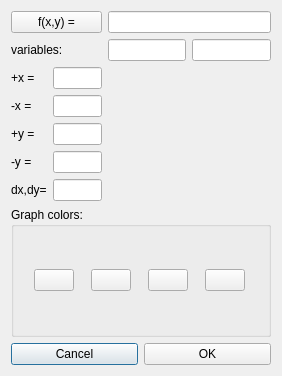
Above: graph3D/graph3d_addnew_gui.ui from joaodeus/mathgraphica before the change. Below: the same form after it.
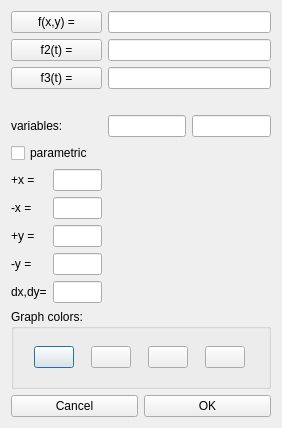
That is the form after the change. Icons and pictures are not drawn.

Commit message: fixing serialization for functions and formulas, development of parametric 3D graphs, removing sqlite

Patch:
```diff
--- a/graph3D/graph3d_addnew_gui.ui
+++ b/graph3D/graph3d_addnew_gui.ui
@@ -7,7 +7,7 @@
     <x>0</x>
     <y>0</y>
     <width>282</width>
-    <height>376</height>
+    <height>428</height>
    </rect>
   </property>
   <property name="windowTitle">
@@ -18,73 +18,44 @@
     <normaloff>:/images/images/graf3d.png</normaloff>:/images/images/graf3d.png</iconset>
   </property>
   <layout class="QGridLayout" name="gridLayout">
-   <item row="1" column="3">
-    <widget class="QLineEdit" name="lineEdit_x"/>
+   <item row="4" column="4">
+    <widget class="QLineEdit" name="lineEdit_y"/>
    </item>
-   <item row="8" column="0" colspan="5">
-    <layout class="QHBoxLayout" name="horizontalLayout">
-     <item>
-      <widget class="QPushButton" name="pushButton_cancel">
-       <property name="text">
-        <string>Cancel</string>
-       </property>
-      </widget>
-     </item>
-     <item>
-      <widget class="QPushButton" name="pushButton_Ok">
-       <property name="text">
-        <string>OK</string>
-       </property>
-      </widget>
-     </item>
-    </layout>
-   </item>
-   <item row="4" column="0">
-    <widget class="QLabel" name="label_3">
+   <item row="8" column="0">
+    <widget class="QLabel" name="label_y_plus">
      <property name="text">
       <string>+y =</string>
      </property>
     </widget>
    </item>
-   <item row="6" column="0">
-    <widget class="QLabel" name="label_6">
+   <item row="6" column="1" colspan="2">
+    <widget class="QLineEdit" name="lineEdit_xmax"/>
+   </item>
+   <item row="10" column="0">
+    <widget class="QLabel" name="label_delta">
      <property name="text">
       <string>dx,dy=</string>
      </property>
     </widget>
    </item>
-   <item row="3" column="0">
-    <widget class="QLabel" name="label_5">
+   <item row="6" column="0">
+    <widget class="QLabel" name="label_x_plus">
      <property name="text">
-      <string>-x =</string>
+      <string>+x =</string>
      </property>
     </widget>
    </item>
-   <item row="1" column="0" colspan="3">
-    <widget class="QLabel" name="label_7">
-     <property name="text">
-      <string>variables:</string>
-     </property>
-    </widget>
+   <item row="8" column="1" colspan="2">
+    <widget class="QLineEdit" name="lineEdit_ymax"/>
    </item>
-   <item row="5" column="1" colspan="2">
-    <widget class="QLineEdit" name="lineEdit_ymin"/>
-   </item>
-   <item row="0" column="3" colspan="2">
-    <widget class="QLineEdit" name="lineEdit_fxy">
-     <property name="readOnly">
-      <bool>false</bool>
-     </property>
-    </widget>
-   </item>
-   <item row="0" column="0" colspan="3">
-    <widget class="QPushButton" name="pushButton_fxy">
+   <item row="5" column="0" colspan="5">
+    <widget class="QCheckBox" name="checkBox_parametricGraph">
      <property name="text">
-      <string>f(x,y) =</string>
+      <string>parametric</string>
      </property>
     </widget>
    </item>
-   <item row="7" column="0" colspan="5">
+   <item row="11" column="0" colspan="5">
     <widget class="QGroupBox" name="groupBox">
      <property name="title">
       <string>Graph colors:</string>
@@ -145,7 +116,14 @@
      </layout>
     </widget>
    </item>
-   <item row="2" column="3" rowspan="5" colspan="2">
+   <item row="2" column="0" colspan="3">
+    <widget class="QPushButton" name="pushButton_f3">
+     <property name="text">
+      <string>f3(t) =</string>
+     </property>
+    </widget>
+   </item>
+   <item row="6" column="3" rowspan="5" colspan="2">
     <widget class="QLabel" name="label_image">
      <property name="text">
       <string/>
@@ -155,34 +133,96 @@
      </property>
     </widget>
    </item>
-   <item row="3" column="1" colspan="2">
-    <widget class="QLineEdit" name="lineEdit_xmin"/>
+   <item row="12" column="0" colspan="5">
+    <layout class="QHBoxLayout" name="horizontalLayout">
+     <item>
+      <widget class="QPushButton" name="pushButton_cancel">
+       <property name="text">
+        <string>Cancel</string>
+       </property>
+      </widget>
+     </item>
+     <item>
+      <widget class="QPushButton" name="pushButton_Ok">
+       <property name="text">
+        <string>OK</string>
+       </property>
+      </widget>
+     </item>
+    </layout>
    </item>
-   <item row="4" column="1" colspan="2">
-    <widget class="QLineEdit" name="lineEdit_ymax"/>
-   </item>
-   <item row="1" column="4">
-    <widget class="QLineEdit" name="lineEdit_y"/>
-   </item>
-   <item row="2" column="0">
-    <widget class="QLabel" name="label_4">
-     <property name="text">
-      <string>+x =</string>
-     </property>
-    </widget>
-   </item>
-   <item row="5" column="0">
-    <widget class="QLabel" name="label_2">
+   <item row="9" column="0">
+    <widget class="QLabel" name="label_y_minus">
      <property name="text">
       <string>-y =</string>
      </property>
     </widget>
    </item>
-   <item row="6" column="1" colspan="2">
+   <item row="7" column="1" colspan="2">
+    <widget class="QLineEdit" name="lineEdit_xmin"/>
+   </item>
+   <item row="0" column="3" colspan="2">
+    <widget class="QLineEdit" name="lineEdit_fxy">
+     <property name="readOnly">
+      <bool>false</bool>
+     </property>
+    </widget>
+   </item>
+   <item row="1" column="0" colspan="3">
+    <widget class="QPushButton" name="pushButton_f2">
+     <property name="text">
+      <string>f2(t) =</string>
+     </property>
+    </widget>
+   </item>
+   <item row="0" column="0" colspan="3">
+    <widget class="QPushButton" name="pushButton_fxy">
+     <property name="text">
+      <string>f(x,y) =</string>
+     </property>
+    </widget>
+   </item>
+   <item row="10" column="1" colspan="2">
     <widget class="QLineEdit" name="lineEdit_dxdy"/>
    </item>
-   <item row="2" column="1" colspan="2">
-    <widget class="QLineEdit" name="lineEdit_xmax"/>
+   <item row="7" column="0">
+    <widget class="QLabel" name="label_x_minus">
+     <property name="text">
+      <string>-x =</string>
+     </property>
+    </widget>
+   </item>
+   <item row="2" column="3" colspan="2">
+    <widget class="QLineEdit" name="lineEdit_expression3"/>
+   </item>
+   <item row="3" column="3" colspan="2">
+    <spacer name="horizontalSpacer">
+     <property name="orientation">
+      <enum>Qt::Horizontal</enum>
+     </property>
+     <property name="sizeHint" stdset="0">
+      <size>
+       <width>40</width>
+       <height>20</height>
+      </size>
+     </property>
+    </spacer>
+   </item>
+   <item row="4" column="0" colspan="3">
+    <widget class="QLabel" name="label_variables">
+     <property name="text">
+      <string>variables:</string>
+     </property>
+    </widget>
+   </item>
+   <item row="4" column="3">
+    <widget class="QLineEdit" name="lineEdit_x"/>
+   </item>
+   <item row="1" column="3" colspan="2">
+    <widget class="QLineEdit" name="lineEdit_expression2"/>
+   </item>
+   <item row="9" column="1" colspan="2">
+    <widget class="QLineEdit" name="lineEdit_ymin"/>
    </item>
   </layout>
  </widget>
```
The commit also changes 25 other files.
